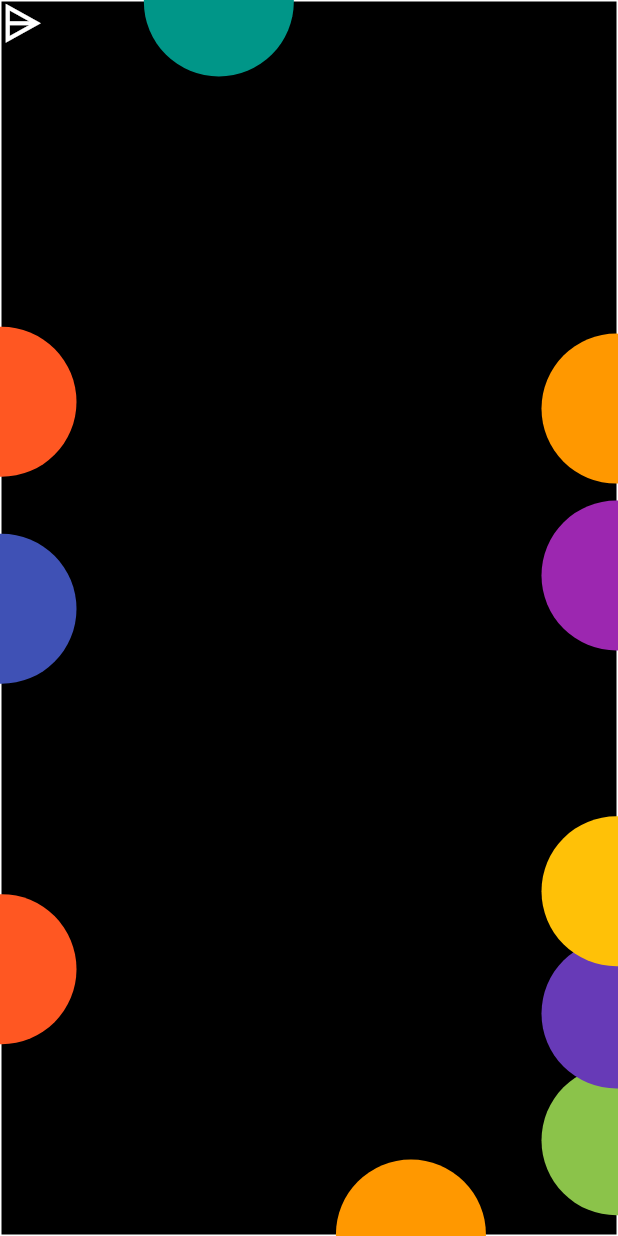
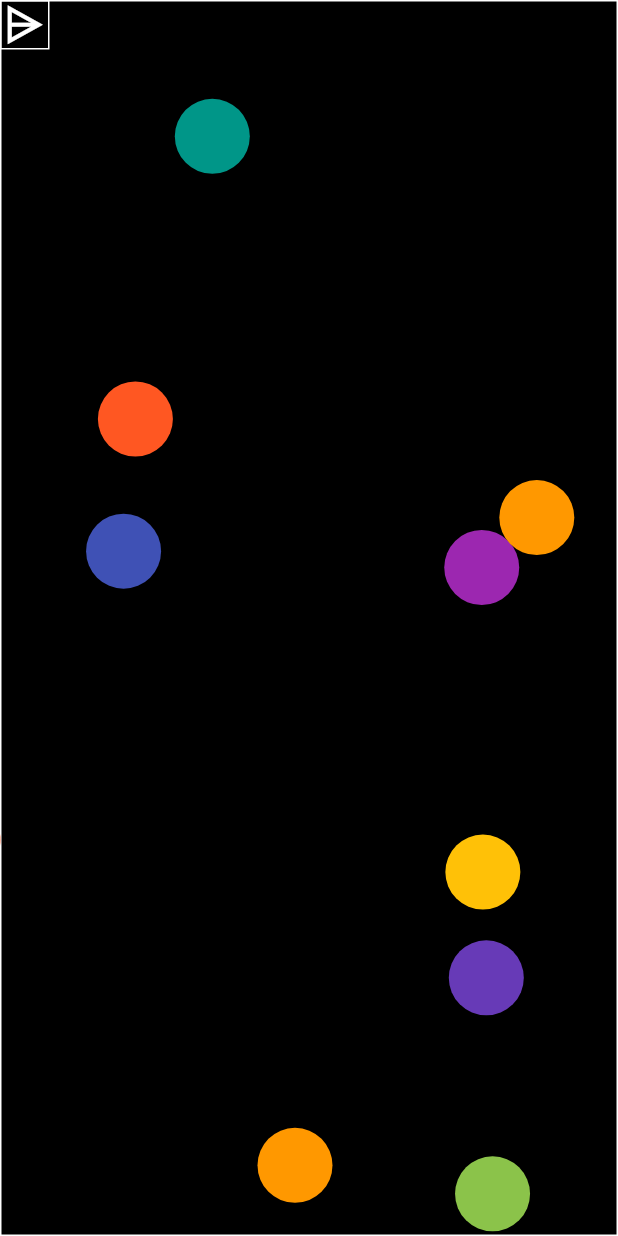
Before and after one commit to VhiteshMore/asteroid_flutter, a Flutter app: the screen it shows after launch, after a tap on "Start Game", on a phone screen of 412 x 824 dp. Run offline on Flutter 3.47's test engine with Material 3 defaults, Android fonts, the phone set to English and light mode, and no system bars.

Commit message:
-- refactor

```diff
--- a/lib/models/asteroid.dart
+++ b/lib/models/asteroid.dart
@@ -97,4 +97,9 @@
       acceleration.hashCode ^
       points.hashCode;
 
+  @override
+  String toString() {
+    return '''Asteroid -> posX: $posX; posY: $posY''';
+  }
+
 }
--- a/lib/models/player.dart
+++ b/lib/models/player.dart
@@ -86,4 +86,9 @@
       acceleration.hashCode ^
       score.hashCode;
 
+  @override
+  String toString() {
+    return '''Player -> posX: $posX; posY: $posY''';
+  }
+
 }
--- a/lib/models/weapon_projectile.dart
+++ b/lib/models/weapon_projectile.dart
@@ -52,4 +52,9 @@
       direction.hashCode ^
       acceleration.hashCode;
 
+  @override
+  String toString() {
+    return '''WeaponProjectile -> posX: $posX; posY: $posY''';
+  }
+
 }
--- a/lib/ui/feature/game/bloc/game_bloc.dart
+++ b/lib/ui/feature/game/bloc/game_bloc.dart
@@ -151,10 +151,10 @@
       //     asteroid1.shape.right(Offset(asteroid1.posX!, asteroid1.posY!))) break;
       //intersection
       if (GameUtils.intersects(_player, asteroid1)) {
+        debugPrint("GameOver ${_player.toString()}; ${asteroid1.toString()}");
         _gameOver();
       }
     }
-
   }
 
   //Detect collision between Asteroids and Projectiles
@@ -182,6 +182,7 @@
         for (var other in touching) {
           if (object.object is Asteroid && other.object is WeaponProjectile) {
             if (GameUtils.intersects(object.object, other.object)) {
+              debugPrint("PewPew ${object.object.toString()}; ${other.object.toString()}");
               _asteroids.remove(object.object);
               _player.projectiles.remove(other.object);
             }
@@ -189,23 +190,14 @@
         }
         touching.add(object);
       } else {
-        touching.removeWhere((e) => e.object == object.object,);
-      }
-    }
-
-    for (int i = 0; i < objects.length; i++) {
-      //Sweep and prune based on runtime types of List<EdgeSort<Particle>> EdgeSort > object {Asteroid or WeaponProjectile}
-      final asteroid1 = objects[i];
-
-      for (int j = 0; j < objects.length; j ++) {
-
+        touching.remove(object);
       }
     }
   }
 
   //Add projectile based on player's position & direction
   void addProjectile() {
-    debugPrint("_player posX:${_player.posX}, posY: ${_player.posY}");
+    // debugPrint("_player posX:${_player.posX}, posY: ${_player.posY}");
     _player.projectiles.add(WeaponProjectile(
       posX: playerPosX(),
       posY: playerPosY(),
--- a/lib/ui/feature/game/screens/game_screen.dart
+++ b/lib/ui/feature/game/screens/game_screen.dart
@@ -23,7 +23,7 @@
   @override
   void initState() {
     super.initState();
-    _gameBloc = GameBloc(player: Player(height: 50, width: 50, shape: Polygon(vertices: [])));
+    _gameBloc = GameBloc(player: Player(height: 50, width: 50, shape: Circle(radius: 15)));
     WidgetsBinding.instance.addPostFrameCallback((timeStamp) {
       _gameBloc.startGame();
     },);
@@ -68,7 +68,6 @@
                     behavior: HitTestBehavior.opaque,
                     onTap: () {
                       _gameBloc.addProjectile();
-                      debugPrint('Pew pew');
                     },
                     child: PointerWidget(
                       angle: _gameBloc.pointerAngle,
--- a/lib/ui/widgets/pointer_widget.dart
+++ b/lib/ui/widgets/pointer_widget.dart
@@ -9,10 +9,12 @@
 
   @override
   Widget build(BuildContext context) {
-    return Transform(
-      transform: Matrix4.rotationZ(angle != null ? (angle!) : 0),
+    return Container(
+      decoration: BoxDecoration(
+        border: Border.all(color: Colors.white)
+      ),
       child: Transform.rotate(
-        angle: pi / 2,
+        angle: angle != null ? (angle!) + pi/2 : 0,
         child: const Icon(
           Icons.details,
           color: Colors.white,
--- a/lib/utils/game_utils.dart
+++ b/lib/utils/game_utils.dart
@@ -26,7 +26,7 @@
       particles.add(Asteroid(
         color: Colors.primaries[rng.nextInt(Colors.primaries.length)],
         ///Todo: Custom Shapes
-        shape: Circle(radius: 50),
+        shape: Circle(radius: 25),
         speed: speed ?? 10,
         posX: asft.dx,
         posY: asft.dy,
@@ -118,10 +118,11 @@
   }
 
   static bool intersects(Particle object1, Particle object2) {
-    return object1.shape!.left(Offset(object1.posX!, object1.posY!)) < object2.shape!.right(Offset(object2.posX!, object2.posY!))
-        && object1.shape!.right(Offset(object1.posX!, object1.posY!)) > object2.shape!.left(Offset(object2.posX!, object2.posY!))
-        && object1.shape!.top(Offset(object1.posX!, object1.posY!)) < object2.shape!.bottom(Offset(object2.posX!, object2.posY!))
-        && object1.shape!.bottom(Offset(object1.posX!, object1.posY!)) > object2.shape!.top(Offset(object2.posX!, object2.posY!));
+    bool obj2RGrObj1L = object1.shape!.left(Offset(object1.posX!, object1.posY!)) < object2.shape!.right(Offset(object2.posX!, object2.posY!));
+    bool obj1RGrObj2L = object1.shape!.right(Offset(object1.posX!, object1.posY!)) > object2.shape!.left(Offset(object2.posX!, object2.posY!));
+    bool obj2BGrObj1T = object1.shape!.top(Offset(object1.posX!, object1.posY!)) < object2.shape!.bottom(Offset(object2.posX!, object2.posY!));
+    bool obj1BGrObj2T = object1.shape!.bottom(Offset(object1.posX!, object1.posY!)) > object2.shape!.top(Offset(object2.posX!, object2.posY!));
+    return obj2RGrObj1L && obj1RGrObj2L && obj2BGrObj1T && obj1BGrObj2T;
   }
 
 }
```
Also changed, not shown: lib/models/shape.dart (+4 -8 lines).
